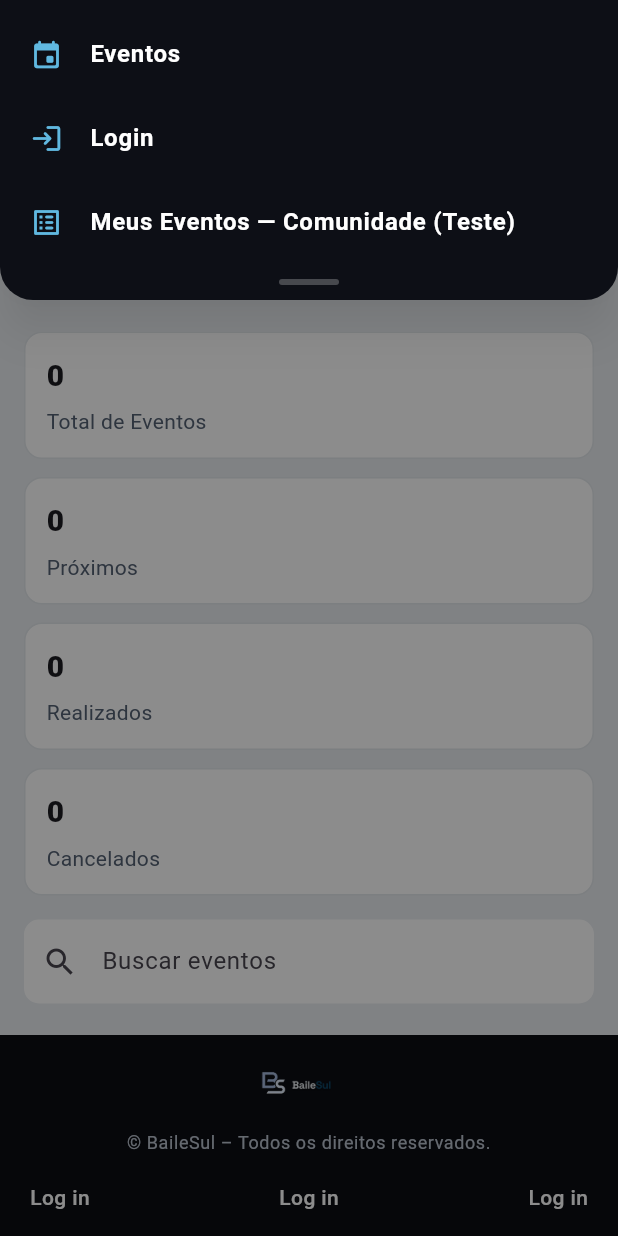
After one commit to JoaoPilger/BaileSul, a Flutter app: the MeusEventosComunidadePage screen opened by its route, after a tap on the "menu" icon, on a phone screen of 412 x 824 dp. The commit adds this screen. Run offline on Flutter 3.47's test engine with Material 3 defaults, Android fonts, the phone set to English and light mode, and no system bars; our stand-ins replace shared_preferences; accounts and stored records are empty; network calls fail.

Commit message:
Inicio da página meus eventos comunidad

```diff
--- a/mobile/lib/main.dart
+++ b/mobile/lib/main.dart
@@ -6,6 +6,7 @@ import 'paginas/calendario.dart';
 import 'paginas/login.dart';
 import 'paginas/configuracoes.dart';
 import 'paginas/meus_eventos.dart';
+import 'paginas/meusEventos_comunidade.dart';
 import 'paginas/meus_ingressos.dart';
 import 'paginas/pagina_evento.dart';
 import 'navigation/app_navigator.dart';
@@ -39,6 +40,8 @@ class MyApp extends StatelessWidget {
         '/login': (_) => const LoginScreen(),
         '/meus-ingressos': (_) => const MeusIngressosPage(),
         '/meus-eventos': (_) => const MeusEventosPage(),
+        // Exibição temporária de exemplo: passar `comunidadeId` para pré-visualizar a tela
+'/meus-eventos-comunidade': (_) => const MeusEventosComunidadePage(),
         '/configuracoes': (_) => const ConfiguracoesPage(),
         '/criar-evento': (_) => const CriarEditarEventoPage(),
         '/evento': (context) {
--- /dev/null
+++ b/mobile/lib/paginas/meusEventos_comunidade.dart
@@ -0,0 +1,541 @@
+import 'dart:convert';
+
+import 'package:flutter/material.dart';
+import 'package:http/http.dart' as http;
+
+import '../config/api_config.dart';
+import '../services/sessao_usuario.dart';
+import '../widgets/mobile_app_menu.dart';
+import '../widgets/mobile_header.dart';
+import '../widgets/mobile_footer.dart';
+import 'criar_editar_evento.dart';
+import 'home.dart';
+
+class MeusEventosComunidadePage extends StatefulWidget {
+  const MeusEventosComunidadePage({super.key, this.comunidadeId});
+
+  final int? comunidadeId;
+
+  @override
+  State<MeusEventosComunidadePage> createState() => _MeusEventosComunidadePageState();
+}
+
+class _MeusEventosComunidadePageState extends State<MeusEventosComunidadePage> {
+  bool _loading = false;
+  String? _error;
+  List<Map<String, dynamic>> _eventos = [];
+  String _search = '';
+  String _selectedFiltro = 'Todos';
+  static const List<String> _filtros = [
+    'Todos',
+    'Rascunhos',
+    'Agendados',
+    'Em andamento',
+    'Realizados',
+    'Cancelados',
+  ];
+  int _total = 0;
+  int _proximos = 0;
+  int _realizados = 0;
+  int _cancelados = 0;
+
+  @override
+  void initState() {
+    super.initState();
+    _carregarEventos();
+  }
+
+  Future<void> _carregarEventos() async {
+    setState(() {
+      _loading = true;
+      _error = null;
+      _eventos = [];
+    });
+
+    final int? id = widget.comunidadeId ?? SessaoUsuario.instance.usuarioId;
+    if (id == null) {
+      setState(() {
+        _error = 'Comunidade não informada.';
+        _loading = false;
+      });
+      return;
+    }
+
+    try {
+      final Uri url = Uri.parse('${ApiConfig.baseUrl}/comunidades/$id');
+      final Map<String, String> headers = {'Content-Type': 'application/json'};
+      final String? token = SessaoUsuario.instance.token;
+      if (token != null && token.isNotEmpty) headers['Authorization'] = 'Bearer $token';
+
+      final http.Response resp = await http.get(url, headers: headers).timeout(const Duration(seconds: 15));
+      if (resp.statusCode != 200) {
+        throw Exception('Falha ao carregar comunidade (${resp.statusCode})');
+      }
+
+      final dynamic decoded = jsonDecode(resp.body);
+      final List<dynamic> eventosRaw = decoded is Map && decoded['eventos'] is List ? decoded['eventos'] as List<dynamic> : <dynamic>[];
+
+      final List<Map<String, dynamic>> eventos = eventosRaw.map((e) => Map<String, dynamic>.from(e as Map)).toList();
+
+      if (!mounted) return;
+      setState(() {
+        _eventos = eventos;
+        _recalcularEstatisticas();
+      });
+    } catch (err) {
+      if (!mounted) return;
+      setState(() {
+        _error = 'Não foi possível carregar os eventos.';
+      });
+    }
+
+    if (!mounted) return;
+    setState(() {
+      _loading = false;
+    });
+  }
+
+  void _recalcularEstatisticas() {
+    final now = DateTime.now();
+    final in30 = now.add(const Duration(days: 30));
+
+    _total = _eventos.length;
+    _proximos = _eventos.where((e) {
+      final raw = e['data_inicio']?.toString() ?? '';
+      try {
+        final d = DateTime.parse(raw);
+        return (d.isAtSameMomentAs(now) || d.isAfter(now)) && d.isBefore(in30);
+      } catch (_) {
+        return false;
+      }
+    }).length;
+
+    _cancelados = _eventos.where((e) => (e['status']?.toString() ?? '') == 'cancelado').length;
+    _realizados = _eventos.where((e) => (e['status']?.toString() ?? '') == 'finalizado').length;
+  }
+
+  void _abrirMenu() {
+    MobileAppMenu.show(context, entries: MobileAppMenu.entries(context));
+  }
+
+  @override
+  Widget build(BuildContext context) {
+    final List<Map<String, dynamic>> listaFiltrada = _eventos.where((e) {
+      if (_search.isNotEmpty) {
+        final titulo = (e['titulo'] ?? '').toString().toLowerCase();
+        if (!titulo.contains(_search.toLowerCase())) {
+          return false;
+        }
+      }
+      return _filtrarPorStatus(e);
+    }).toList();
+
+    return Scaffold(
+      backgroundColor: BaileSulColors.dark,
+      body: Column(
+        children: [
+          MobileHeader(onMenuPressed: _abrirMenu, logoHeight: 58, horizontalPadding: 16),
+          Expanded(
+            child: Container(
+              width: double.infinity,
+              color: BaileSulColors.pageBackground,
+              padding: const EdgeInsets.symmetric(horizontal: 16, vertical: 20),
+              child: Align(
+                alignment: Alignment.topCenter,
+                child: ConstrainedBox(
+                  constraints: const BoxConstraints(maxWidth: 760),
+                  child: Column(
+                    crossAxisAlignment: CrossAxisAlignment.start,
+                    children: [
+                      const SizedBox(height: 12),
+                      LayoutBuilder(
+                        builder: (context, constraints) {
+                          final bool isNarrow = constraints.maxWidth < 700;
+
+                          return Column(
+                            crossAxisAlignment: CrossAxisAlignment.stretch,
+                            children: [
+                              if (isNarrow) ...[
+                                Text('Meus eventos', style: const TextStyle(color: BaileSulColors.headerText, fontSize: 22, fontWeight: FontWeight.w800)),
+                                const SizedBox(height: 12),
+                                ElevatedButton.icon(
+                                  onPressed: () => Navigator.push(
+                                    context,
+                                    MaterialPageRoute(builder: (context) => const CriarEditarEventoPage()),
+                                  ),
+                                  icon: const Icon(Icons.add, size: 18),
+                                  label: const Text('Criar Evento'),
+                                  style: ElevatedButton.styleFrom(
+                                    backgroundColor: const Color(0xFF0D496B),
+                                    foregroundColor: Colors.white,
+                                    shape: RoundedRectangleBorder(borderRadius: BorderRadius.circular(10)),
+                                    padding: const EdgeInsets.symmetric(horizontal: 14, vertical: 12),
+                                  ),
+                                ),
+                              ] else ...[
+                                Row(
+                                  crossAxisAlignment: CrossAxisAlignment.center,
+                                  children: [
+                                    Expanded(
+                                      child: Text('Meus eventos', style: const TextStyle(color: BaileSulColors.headerText, fontSize: 22, fontWeight: FontWeight.w800)),
+                                    ),
+                                    const SizedBox(width: 12),
+                                    ElevatedButton.icon(
+                                      onPressed: () => Navigator.push(
+                                        context,
+                                        MaterialPageRoute(builder: (context) => const CriarEditarEventoPage()),
+                                      ),
+                                      icon: const Icon(Icons.add, size: 18),
+                                      label: const Text('Criar Evento'),
+                                      style: ElevatedButton.styleFrom(
+                                        backgroundColor: const Color(0xFF0D496B),
+                                        foregroundColor: Colors.white,
+                                        shape: RoundedRectangleBorder(borderRadius: BorderRadius.circular(10)),
+                                        padding: const EdgeInsets.symmetric(horizontal: 14, vertical: 12),
+                                      ),
+                                    ),
+                                  ],
+                                ),
+                              ],
+                              const SizedBox(height: 16),
+                            ],
+                          );
+                        },
+                      ),
+                      const SizedBox(height: 12),
+                      Expanded(
+                        child: SingleChildScrollView(
+                          padding: EdgeInsets.only(bottom: MediaQuery.of(context).padding.bottom + 120),
+                          child: Column(
+                            children: [
+                              _buildStatsGrid(),
+                              const SizedBox(height: 16),
+                              _buildSearchBar(),
+                              const SizedBox(height: 12),
+                              _buildFilterTabs(),
+                              const SizedBox(height: 12),
+                              if (_loading)
+                                const Center(child: CircularProgressIndicator())
+                              else if (_error != null)
+                                Center(child: Text(_error!, style: const TextStyle(color: Colors.red)))
+                              else if (listaFiltrada.isEmpty)
+                                const Center(child: Text('Nenhum evento encontrado'))
+                              else
+                                Column(
+                                  children: [
+                                    for (final event in listaFiltrada) ...[
+                                      _EventoListCard(event: event),
+                                      const SizedBox(height: 12),
+                                    ],
+                                  ],
+                                ),
+                            ],
+                          ),
+                        ),
+                      ),
+                    ],
+                  ),
+                ),
+              ),
+            ),
+          ),
+        ],
+      ),
+      bottomNavigationBar: const MobileFooter(),
+    );
+  }
+
+  Widget _buildSearchBar() {
+    return LayoutBuilder(
+      builder: (context, constraints) {
+        final bool isNarrow = constraints.maxWidth < 540;
+
+        return isNarrow
+            ? Column(
+                crossAxisAlignment: CrossAxisAlignment.stretch,
+                children: [
+                  TextField(
+                    onChanged: (v) => setState(() => _search = v),
+                    decoration: InputDecoration(
+                      filled: true,
+                      fillColor: Colors.white,
+                      prefixIcon: const Icon(Icons.search),
+                      hintText: 'Buscar eventos',
+                      border: OutlineInputBorder(borderRadius: BorderRadius.circular(10), borderSide: BorderSide.none),
+                    ),
+                  ),
+                  const SizedBox(height: 10),
+                  ElevatedButton.icon(
+                    onPressed: () {},
+                    icon: const Icon(Icons.filter_list),
+                    label: const Text('Filtrar'),
+                    style: ElevatedButton.styleFrom(
+                      backgroundColor: Colors.white,
+                      foregroundColor: BaileSulColors.headerText,
+                      shape: RoundedRectangleBorder(borderRadius: BorderRadius.circular(10)),
+                      padding: const EdgeInsets.symmetric(horizontal: 14, vertical: 14),
+                    ),
+                  ),
+                ],
+              )
+            : Row(
+                children: [
+                  Expanded(
+                    child: TextField(
+                      onChanged: (v) => setState(() => _search = v),
+                      decoration: InputDecoration(
+                        filled: true,
+                        fillColor: Colors.white,
+                        prefixIcon: const Icon(Icons.search),
+                        hintText: 'Buscar eventos',
+                        border: OutlineInputBorder(borderRadius: BorderRadius.circular(10), borderSide: BorderSide.none),
+                      ),
+                    ),
+                  ),
+                  const SizedBox(width: 8),
+                  ElevatedButton.icon(
+                    onPressed: () {},
+                    icon: const Icon(Icons.filter_list),
+                    label: const Text('Filtrar'),
+                    style: ElevatedButton.styleFrom(
+                      backgroundColor: Colors.white,
+                      foregroundColor: BaileSulColors.headerText,
+                      shape: RoundedRectangleBorder(borderRadius: BorderRadius.circular(10)),
+                      padding: const EdgeInsets.symmetric(horizontal: 14, vertical: 14),
+                    ),
+                  ),
+                ],
+              );
+      },
+    );
+  }
+
+  Widget _buildFilterTabs() {
+    return LayoutBuilder(
+      builder: (context, constraints) {
+        final bool wrap = constraints.maxWidth < 500;
+        final chips = _filtros.map((filtro) {
+          final bool selected = filtro == _selectedFiltro;
+          return ChoiceChip(
+            label: Text(filtro),
+            selected: selected,
+            selectedColor: const Color(0xFF0D496B),
+            labelStyle: TextStyle(
+              color: selected ? Colors.white : BaileSulColors.headerText,
+              fontWeight: FontWeight.w600,
+            ),
+            backgroundColor: Colors.white,
+            padding: const EdgeInsets.symmetric(horizontal: 12, vertical: 10),
+            side: BorderSide(color: selected ? Colors.transparent : Colors.grey.shade300),
+            onSelected: (_) => setState(() => _selectedFiltro = filtro),
+          );
+        }).toList();
+
+        if (wrap) {
+          return Wrap(
+            spacing: 8,
+            runSpacing: 8,
+            children: chips,
+          );
+        }
+
+        return SingleChildScrollView(
+          scrollDirection: Axis.horizontal,
+          physics: const BouncingScrollPhysics(),
+          child: Row(
+            children: [
+              for (final chip in chips) ...[
+                Padding(padding: const EdgeInsets.only(right: 8), child: chip),
+              ],
+            ],
+          ),
+        );
+      },
+    );
+  }
+
+  bool _filtrarPorStatus(Map<String, dynamic> evento) {
+    final String status = (evento['status'] ?? '').toString().toLowerCase();
+    final String dataInicio = evento['data_inicio']?.toString() ?? '';
+    final String dataFim = evento['data_fim']?.toString() ?? '';
+    final DateTime? inicio = DateTime.tryParse(dataInicio);
+    final DateTime? fim = DateTime.tryParse(dataFim);
+    final DateTime agora = DateTime.now();
+
+    switch (_selectedFiltro) {
+      case 'Todos':
+        return true;
+      case 'Rascunhos':
+        return status == 'rascunho';
+      case 'Agendados':
+        return status == 'agendado';
+      case 'Cancelados':
+        return status == 'cancelado';
+      case 'Realizados':
+        return status == 'finalizado';
+      case 'Em andamento':
+        if (status == 'andamento') return true;
+        if (status == 'agendado' && inicio != null && fim != null) {
+          return agora.isAfter(inicio) && agora.isBefore(fim);
+        }
+        return false;
+      default:
+        return true;
+    }
+  }
+
+  Widget _buildStatTile(String title, String value, {IconData? icon}) {
+    return Container(
+      decoration: BoxDecoration(
+        color: Colors.white,
+        borderRadius: BorderRadius.circular(12),
+        border: Border.all(color: BaileSulColors.cardBorder),
+      ),
+      padding: const EdgeInsets.all(14),
+      child: Column(
+        crossAxisAlignment: CrossAxisAlignment.start,
+        children: [
+          if (icon != null) ...[
+            Icon(icon, size: 20, color: BaileSulColors.headerText),
+            const SizedBox(height: 8),
+          ],
+          Text(value, style: const TextStyle(fontSize: 20, fontWeight: FontWeight.w800)),
+          const SizedBox(height: 6),
+          Text(title, style: const TextStyle(color: BaileSulColors.mutedText)),
+        ],
+      ),
+    );
+  }
+
+  Widget _buildStatsGrid() {
+    return LayoutBuilder(
+      builder: (context, constraints) {
+        final double maxWidth = constraints.maxWidth;
+        final double itemWidth = maxWidth >= 700 ? (maxWidth - 12) / 2 : maxWidth;
+
+        return Wrap(
+          spacing: 12,
+          runSpacing: 12,
+          children: [
+            SizedBox(width: itemWidth, child: _buildStatTile('Total de Eventos', '$_total')),
+            SizedBox(width: itemWidth, child: _buildStatTile('Próximos', '$_proximos')),
+            SizedBox(width: itemWidth, child: _buildStatTile('Realizados', '$_realizados')),
+            SizedBox(width: itemWidth, child: _buildStatTile('Cancelados', '$_cancelados')),
+          ],
+        );
+      },
+    );
+  }
+}
+
+class _EventoListCard extends StatelessWidget {
+  const _EventoListCard({required this.event});
+
+  final Map<String, dynamic> event;
+
+  String _formatDate(String? raw) {
+    if (raw == null || raw.isEmpty) return '';
+    try {
+      final d = DateTime.parse(raw);
+      return '${d.day.toString().padLeft(2, '0')}/${d.month.toString().padLeft(2, '0')}/${d.year}';
+    } catch (_) {
+      return raw.length >= 10 ? raw.substring(0, 10) : raw;
+    }
+  }
+
+  @override
+  Widget build(BuildContext context) {
+    final String imageUrl = (event['foto_capa_url']?.toString().isNotEmpty == true) ? event['foto_capa_url'].toString() : 'https://images.unsplash.com/photo-1470229722913-7c0e2dbbafd3?w=900&q=80';
+
+    return LayoutBuilder(
+      builder: (context, constraints) {
+        final bool isNarrow = constraints.maxWidth < 500;
+
+        return DecoratedBox(
+          decoration: BoxDecoration(color: Colors.white, borderRadius: BorderRadius.circular(10), border: Border.all(color: BaileSulColors.cardBorder)),
+          child: isNarrow
+              ? Column(
+                  crossAxisAlignment: CrossAxisAlignment.stretch,
+                  children: [
+                    ClipRRect(
+                      borderRadius: const BorderRadius.vertical(top: Radius.circular(10)),
+                      child: SizedBox(
+                        height: 180,
+                        child: Image.network(
+                          imageUrl,
+                          fit: BoxFit.cover,
+                          errorBuilder: (context, error, stack) => Container(color: Colors.grey.shade200, child: const Icon(Icons.event, size: 36)),
+                        ),
+                      ),
+                    ),
+                    Padding(
+                      padding: const EdgeInsets.all(12.0),
+                      child: Column(
+                        crossAxisAlignment: CrossAxisAlignment.start,
+                        children: [
+                          Text(event['titulo']?.toString() ?? 'Título', style: const TextStyle(fontSize: 16, fontWeight: FontWeight.w800)),
+                          const SizedBox(height: 6),
+                          Text(event['descricao']?.toString() ?? '', style: const TextStyle(color: BaileSulColors.mutedText)),
+                          const SizedBox(height: 8),
+                          Row(children: [
+                            const Icon(Icons.calendar_month_outlined, size: 16, color: Colors.black54),
+                            const SizedBox(width: 8),
+                            Expanded(child: Text(_formatDate(event['data_inicio']?.toString()), style: const TextStyle(fontWeight: FontWeight.w600))),
+                          ]),
+                          const SizedBox(height: 6),
+                          Row(children: [
+                            const Icon(Icons.location_on_outlined, size: 16, color: Colors.black54),
+                            const SizedBox(width: 8),
+                            Expanded(child: Text(event['local_nome']?.toString() ?? '', style: const TextStyle(fontWeight: FontWeight.w600))),
+                          ]),
+                        ],
+                      ),
+                    ),
+                  ],
+                )
+              : Row(
+                  children: [
+                    ClipRRect(
+                      borderRadius: const BorderRadius.horizontal(left: Radius.circular(10)),
+                      child: SizedBox(
+                        width: 110,
+                        height: 110,
+                        child: Image.network(
+                          imageUrl,
+                          fit: BoxFit.cover,
+                          errorBuilder: (context, error, stack) => Container(color: Colors.grey.shade200, child: const Icon(Icons.event, size: 36)),
+                        ),
+                      ),
+                    ),
+                    Expanded(
+                      child: Padding(
+                        padding: const EdgeInsets.all(12.0),
+                        child: Column(
+                          crossAxisAlignment: CrossAxisAlignment.start,
+                          children: [
+                            Text(event['titulo']?.toString() ?? 'Título', style: const TextStyle(fontSize: 16, fontWeight: FontWeight.w800)),
+                            const SizedBox(height: 6),
+                            Text(event['descricao']?.toString() ?? '', style: const TextStyle(color: BaileSulColors.mutedText)),
+                            const SizedBox(height: 8),
+                            Row(children: [
+                              const Icon(Icons.calendar_month_outlined, size: 16, color: Colors.black54),
+                              const SizedBox(width: 8),
+                              Expanded(child: Text(_formatDate(event['data_inicio']?.toString()), style: const TextStyle(fontWeight: FontWeight.w600))),
+                            ]),
+                            const SizedBox(height: 6),
+                            Row(children: [
+                              const Icon(Icons.location_on_outlined, size: 16, color: Colors.black54),
+                              const SizedBox(width: 8),
+                              Expanded(child: Text(event['local_nome']?.toString() ?? '', style: const TextStyle(fontWeight: FontWeight.w600))),
+                            ]),
+                          ],
+                        ),
+                      ),
+                    ),
+                  ],
+                ),
+        );
+      },
+    );
+  }
+}
--- a/mobile/lib/widgets/mobile_app_menu.dart
+++ b/mobile/lib/widgets/mobile_app_menu.dart
@@ -19,6 +19,7 @@ class MobileMenuEntry {
 
 /// Menu lateral que desce do topo da tela, abaixo da área do cabeçalho.
 abstract final class MobileAppMenu {
+  static const bool _DEV_FORCE_SHOW_COMUNIDADE = true;
   static List<MobileMenuEntry> entries(
     BuildContext context, {
     bool incluirInicio = false,
@@ -58,12 +59,20 @@ abstract final class MobileAppMenu {
             onTap: () => Navigator.pushNamed(context, '/meus-ingressos'),
           ),
         );
-      } else if (tipo == TipoConta.banda || tipo == TipoConta.comunidade) {
+      } else if (tipo == TipoConta.banda) {
         itens.add(
           MobileMenuEntry(
             icon: Icons.list_alt_rounded,
             label: 'Meus Eventos',
             onTap: () => Navigator.pushNamed(context, '/meus-eventos'),
+          ),
+        );
+      } else if (tipo == TipoConta.comunidade || _DEV_FORCE_SHOW_COMUNIDADE) {
+        itens.add(
+          MobileMenuEntry(
+            icon: Icons.list_alt_rounded,
+            label: 'Meus Eventos — Comunidade (Teste)',
+            onTap: () => Navigator.pushNamed(context, '/meus-eventos-comunidade'),
           ),
         );
       }
@@ -76,15 +85,13 @@ abstract final class MobileAppMenu {
         ),
       );
 
-      if (sessao.podeCriarEvento) {
       itens.add(
         MobileMenuEntry(
           icon: Icons.add_box_rounded,
-            label: 'Criar Evento',
+          label: 'Criar/Editar Evento',
           onTap: () => Navigator.pushNamed(context, '/criar-evento'),
         ),
       );
-      }
 
       itens.add(
         MobileMenuEntry(
@@ -94,6 +101,7 @@ abstract final class MobileAppMenu {
         ),
       );
     } else {
+      // Quando não autenticado, exibimos Login normalmente.
       itens.add(
         MobileMenuEntry(
           icon: Icons.login_rounded,
@@ -101,6 +109,17 @@ abstract final class MobileAppMenu {
           onTap: () => Navigator.pushNamed(context, '/login'),
         ),
       );
+
+      // Modo dev: forçar exibição do item comunidade mesmo sem sessão.
+      if (_DEV_FORCE_SHOW_COMUNIDADE) {
+        itens.add(
+          MobileMenuEntry(
+            icon: Icons.list_alt_rounded,
+            label: 'Meus Eventos — Comunidade (Teste)',
+            onTap: () => Navigator.pushNamed(context, '/meus-eventos-comunidade'),
+          ),
+        );
+      }
     }
 
     return itens;
```
Lines whose indentation alone changed are shown as unchanged.
